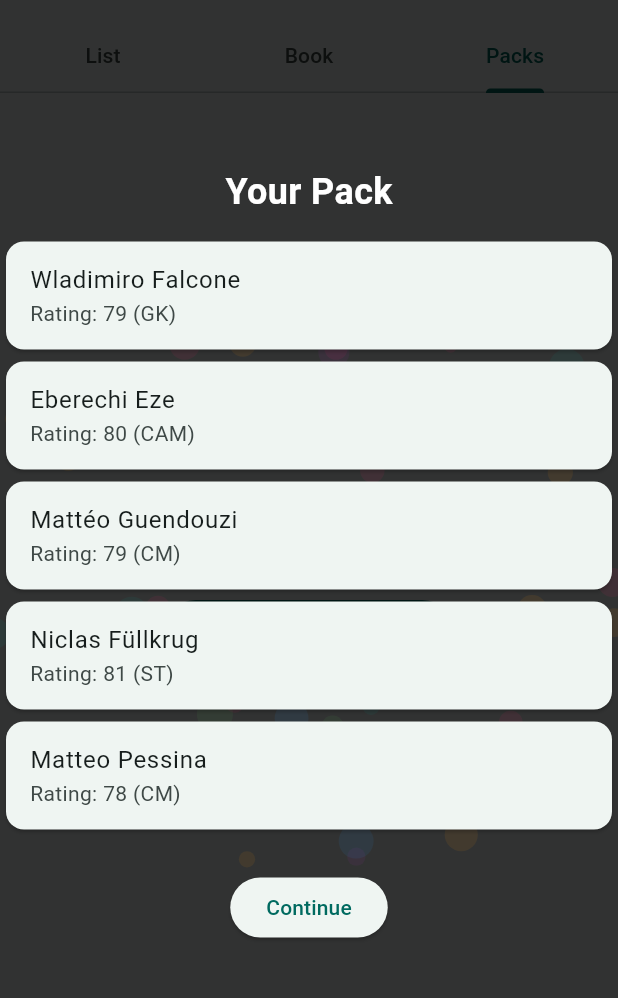
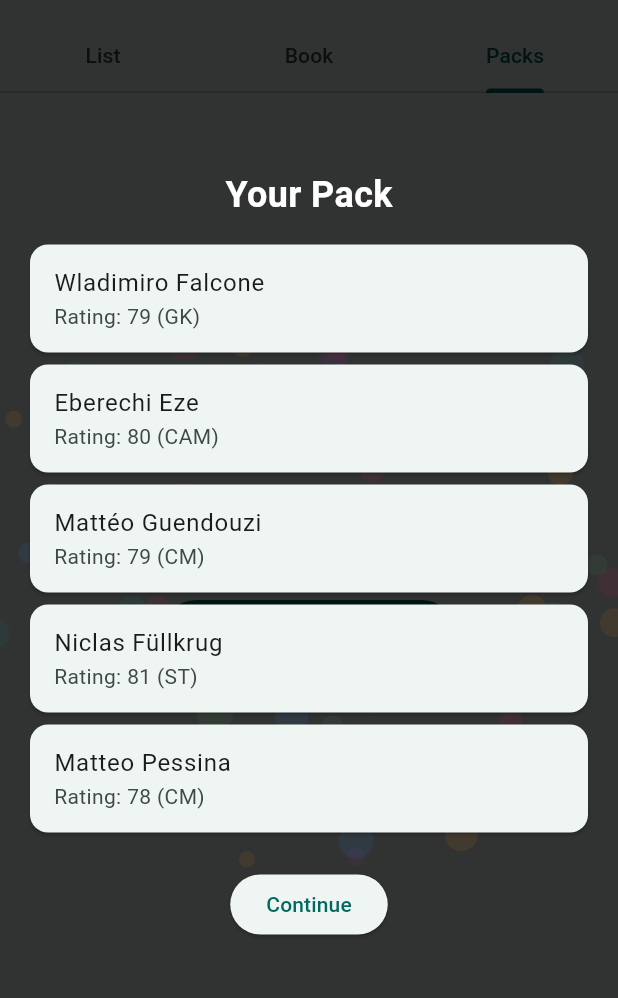
Before and after one commit to steviegsb-ctrl/Sticker-book-, a Flutter app: the screen it shows after launch, tab 3 chosen, after a tap on "Open 5-Sticker Pack", on a phone screen of 412 x 824 dp, the part 63-1061 px from its top. Run offline on Flutter 3.47's test engine with Material 3 defaults, Android fonts, the phone set to English and light mode, and no system bars; our stand-ins replace shared_preferences.

Commit message:
Update main.dart

```diff
--- a/lib/main.dart
+++ b/lib/main.dart
@@ -7,7 +7,7 @@ import 'package:url_launcher/url_launcher.dart';
 
 void main() => runApp(const _AppShell());
 
-/// Root app with theme toggle
+/// Root app with simple light/dark/system toggle persisted.
 class _AppShell extends StatefulWidget {
   const _AppShell({super.key});
   @override
@@ -33,9 +33,7 @@ class _AppShellState extends State<_AppShell> {
 
   Future<void> _setTheme(ThemeMode m) async {
     final sp = await SharedPreferences.getInstance();
-    await sp.setString(
-        'themeMode',
-        switch (m) { ThemeMode.light => 'light', ThemeMode.dark => 'dark', _ => 'system' });
+    await sp.setString('themeMode', switch (m) { ThemeMode.light => 'light', ThemeMode.dark => 'dark', _ => 'system' });
     setState(() => _mode = m);
   }
 
@@ -53,15 +51,13 @@ class _AppShellState extends State<_AppShell> {
         colorScheme: ColorScheme.fromSeed(seedColor: Colors.teal, brightness: Brightness.dark),
         useMaterial3: true,
       ),
-      home: StickerHome(
-        mode: _mode,
-        onChangeTheme: (next) => _setTheme(next),
-      ),
+      home: StickerHome(mode: _mode, onChangeTheme: _setTheme),
     );
   }
 }
 
-/// === DATA MODEL ===
+/* ============================ DATA MODEL ============================ */
+
 class Player {
   final String name;
   final String rating;
@@ -69,7 +65,8 @@ class Player {
   const Player(this.name, this.rating, this.position);
 }
 
-/// === HOME WITH 3 TABS ===
+/* ============================ HOME SCREEN =========================== */
+
 class StickerHome extends StatefulWidget {
   final ThemeMode mode;
   final ValueChanged<ThemeMode> onChangeTheme;
@@ -81,36 +78,48 @@ class StickerHome extends StatefulWidget {
 
 class _StickerHomeState extends State<StickerHome> {
   final rng = Random();
+
   List<Player> all = [];
   Set<String> owned = {};
-  String query = '';
+  String q = '';
   List<Player> lastPack = [];
 
   @override
   void initState() {
     super.initState();
-    _loadData();
+    _init();
   }
 
-  Future<void> _loadData() async {
+  Future<void> _init() async {
+    await _loadPlayers();
+    await _loadOwned();
+    setState(() {});
+  }
+
+  Future<void> _loadPlayers() async {
+    // expects assets/players.csv with header: name,rating,position
     final raw = await rootBundle.loadString('assets/players.csv');
-    final lines = const LineSplitter().convert(raw).where((l) => l.trim().isNotEmpty).toList();
+    final lines = const LineSplitter()
+        .convert(raw)
+        .where((l) => l.trim().isNotEmpty)
+        .toList();
     if (lines.isEmpty) return;
-    final header = lines.first.split(',').map((e) => e.trim()).toList();
-    final iName = header.indexOf('name');
-    final iRating = header.indexOf('rating');
-    final iPos = header.indexOf('position');
+
+    final headers = lines.first.split(',').map((s) => s.trim().toLowerCase()).toList();
+    int ix(String k) => headers.indexOf(k);
+
+    final iName = ix('name'), iRating = ix('rating'), iPos = ix('position');
 
     all = lines.skip(1).map((l) {
       final c = l.split(',');
       String at(int i) => (i >= 0 && i < c.length) ? c[i].trim() : '';
       return Player(at(iName), at(iRating), at(iPos));
     }).where((p) => p.name.isNotEmpty).toList();
+  }
 
+  Future<void> _loadOwned() async {
     final sp = await SharedPreferences.getInstance();
     owned = (sp.getStringList('owned') ?? []).toSet();
-
-    setState(() {});
   }
 
   Future<void> _saveOwned() async {
@@ -119,12 +128,13 @@ class _StickerHomeState extends State<StickerHome> {
   }
 
   List<Player> get filtered {
-    if (query.trim().isEmpty) return all;
-    final s = query.toLowerCase();
+    if (q.trim().isEmpty) return all;
+    final s = q.toLowerCase();
     return all.where((p) =>
       p.name.toLowerCase().contains(s) ||
       p.position.toLowerCase().contains(s) ||
-        p.rating.toLowerCase().contains(s)).toList();
+      p.rating.toLowerCase().contains(s)
+    ).toList();
   }
 
   Future<void> _openFutbin(String name) async {
@@ -134,40 +144,26 @@ class _StickerHomeState extends State<StickerHome> {
     }
   }
 
-  void _openPack() {
+  ThemeMode _nextTheme(ThemeMode m) => m == ThemeMode.system ? ThemeMode.light : (m == ThemeMode.light ? ThemeMode.dark : ThemeMode.system);
+  Icon _themeIcon(ThemeMode m) => Icon(m == ThemeMode.system ? Icons.brightness_auto : m == ThemeMode.light ? Icons.light_mode : Icons.dark_mode);
+
+  void _openPack({int size = 5}) {
     if (all.isEmpty) return;
     final pool = [...all]..shuffle(rng);
-    lastPack = pool.take(5).toList();
+    lastPack = pool.take(size).toList();
 
-    // auto-add all pulled players into album
-    for (var p in lastPack) {
+    // Auto-add all pulled players to collection
+    for (final p in lastPack) {
       owned.add(p.name);
     }
     _saveOwned();
     setState(() {});
 
-    // show full-screen reveal
+    // Full-screen reveal
     Navigator.of(context).push(PageRouteBuilder(
       opaque: false,
-      pageBuilder: (_, __, ___) => PackRevealScreen(
-        pack: lastPack,
-        onOpenFutbin: _openFutbin,
-      ),
+      pageBuilder: (_, __, ___) => PackRevealScreen(pack: lastPack, onFutbin: _openFutbin),
     ));
-  }
-
-  ThemeMode _nextTheme(ThemeMode m) {
-    if (m == ThemeMode.system) return ThemeMode.light;
-    if (m == ThemeMode.light) return ThemeMode.dark;
-    return ThemeMode.system;
-  }
-
-  Icon _themeIcon(ThemeMode m) {
-    return Icon(
-      m == ThemeMode.system ? Icons.brightness_auto :
-      m == ThemeMode.light  ? Icons.light_mode :
-                              Icons.dark_mode
-    );
   }
 
   @override
@@ -187,18 +183,25 @@ class _StickerHomeState extends State<StickerHome> {
               onPressed: () => widget.onChangeTheme(_nextTheme(widget.mode)),
             ),
           ],
-          bottom: const TabBar(
-            tabs: [
+          bottom: const TabBar(tabs: [
             Tab(text: 'List'),
             Tab(text: 'Book'),
             Tab(text: 'Packs'),
-            ],
+          ]),
         ),
+        body: TabBarView(children: [
+          _listTab(),
+          _bookTab(),
+          _packsTab(),
+        ]),
       ),
-        body: TabBarView(
-          children: [
-            // LIST TAB
-            Column(
+    );
+  }
+
+  /* ------------------------------ TABS ------------------------------ */
+
+  Widget _listTab() {
+    return Column(
       children: [
         Padding(
           padding: const EdgeInsets.all(12),
@@ -208,7 +211,7 @@ class _StickerHomeState extends State<StickerHome> {
               prefixIcon: const Icon(Icons.search),
               border: OutlineInputBorder(borderRadius: BorderRadius.circular(14)),
             ),
-                    onChanged: (v) => setState(() => query = v),
+            onChanged: (v) => setState(() => q = v),
           ),
         ),
         Expanded(
@@ -228,10 +231,11 @@ class _StickerHomeState extends State<StickerHome> {
           ),
         ),
       ],
-            ),
+    );
+  }
 
-            // BOOK TAB
-            LayoutBuilder(
+  Widget _bookTab() {
+    return LayoutBuilder(
       builder: (ctx, c) {
         final cols = (c.maxWidth ~/ 120).clamp(2, 4);
         return GridView.builder(
@@ -259,7 +263,7 @@ class _StickerHomeState extends State<StickerHome> {
                   ),
                   color: have
                       ? Colors.teal.withOpacity(0.15)
-                              : Theme.of(context).colorScheme.surfaceVariant.withOpacity(0.3),
+                      : Theme.of(context).colorScheme.surfaceVariant.withOpacity(0.30),
                 ),
                 padding: const EdgeInsets.all(10),
                 child: Column(
@@ -272,20 +276,20 @@ class _StickerHomeState extends State<StickerHome> {
                           style: TextStyle(
                             fontSize: 28,
                             fontWeight: FontWeight.w700,
-                                    color: have
-                                        ? Colors.teal
-                                        : Theme.of(context).colorScheme.onSurfaceVariant,
+                            color: have ? Colors.teal : Theme.of(context).colorScheme.onSurfaceVariant,
                           ),
                         ),
                       ),
                     ),
-                            Text(
-                              p.name,
+                    Text(p.name,
                         maxLines: 2,
                         overflow: TextOverflow.ellipsis,
-                              style: const TextStyle(fontWeight: FontWeight.w600),
-                            ),
-                            Text('⭐ ${p.rating}'),
+                        style: const TextStyle(fontWeight: FontWeight.w600)),
+                    Text('⭐ ${p.rating}',
+                        style: TextStyle(
+                          color: Theme.of(context).colorScheme.primary,
+                          fontWeight: FontWeight.w600,
+                        )),
                   ],
                 ),
               ),
@@ -293,37 +297,35 @@ class _StickerHomeState extends State<StickerHome> {
           },
         );
       },
-            ),
+    );
+  }
 
-            // PACKS TAB
-            Center(
+  Widget _packsTab() {
+    return Center(
       child: FilledButton.icon(
-                onPressed: _openPack,
+        onPressed: () => _openPack(size: 5),
         icon: const Icon(Icons.card_giftcard),
         label: const Padding(
           padding: EdgeInsets.symmetric(vertical: 12),
           child: Text('Open 5-Sticker Pack'),
         ),
       ),
-            ),
-          ],
-        ),
-      ),
     );
   }
 }
 
-/// === FULLSCREEN PACK REVEAL SCREEN ===
+/* ======================= FULL-SCREEN PACK REVEAL ======================= */
+
 class PackRevealScreen extends StatefulWidget {
   final List<Player> pack;
-  final Future<void> Function(String) onOpenFutbin;
-  const PackRevealScreen({super.key, required this.pack, required this.onOpenFutbin});
+  final Future<void> Function(String) onFutbin;
+  const PackRevealScreen({super.key, required this.pack, required this.onFutbin});
+
   @override
   State<PackRevealScreen> createState() => _PackRevealScreenState();
 }
 
-class _PackRevealScreenState extends State<PackRevealScreen>
-    with SingleTickerProviderStateMixin {
+class _PackRevealScreenState extends State<PackRevealScreen> with SingleTickerProviderStateMixin {
   late final AnimationController ctrl;
   late final List<_Particle> parts;
 
@@ -345,7 +347,7 @@ class _PackRevealScreenState extends State<PackRevealScreen>
   @override
   Widget build(BuildContext context) {
     return Scaffold(
-      backgroundColor: Colors.black.withOpacity(0.8),
+      backgroundColor: Colors.black.withOpacity(0.80),
       body: Stack(
         children: [
           Positioned.fill(
@@ -355,6 +357,8 @@ class _PackRevealScreenState extends State<PackRevealScreen>
             ),
           ),
           Center(
+            child: Padding(
+              padding: const EdgeInsets.symmetric(horizontal: 16),
               child: Column(
                 mainAxisAlignment: MainAxisAlignment.center,
                 children: [
@@ -367,18 +371,18 @@ class _PackRevealScreenState extends State<PackRevealScreen>
                       child: Card(
                         child: ListTile(
                           title: Text(widget.pack[i].name),
-                        subtitle: Text(
-                            'Rating: ${widget.pack[i].rating} (${widget.pack[i].position})'),
-                        onLongPress: () => widget.onOpenFutbin(widget.pack[i].name),
+                          subtitle: Text('Rating: ${widget.pack[i].rating} (${widget.pack[i].position})'),
+                          onLongPress: () => widget.onFutbin(widget.pack[i].name),
                         ),
                       ),
                     ),
-                const SizedBox(height: 24),
+                  const SizedBox(height: 20),
                   ElevatedButton(
+                    onPressed: () => Navigator.pop(context),
                     child: const Text('Continue'),
-                  onPressed: () => Navigator.pop(context),
+                  )
+                ],
               ),
-              ],
             ),
           ),
         ],
@@ -387,9 +391,10 @@ class _PackRevealScreenState extends State<PackRevealScreen>
   }
 }
 
-/// helper classes for stagger + particles
+/* ===================== ANIMATION UTILITIES ===================== */
+
 class _Stagger extends StatefulWidget {
-  final int delay;
+  final int delay; // ms
   final Widget child;
   const _Stagger({required this.delay, required this.child});
   @override
@@ -401,7 +406,7 @@ class _StaggerState extends State<_Stagger> with SingleTickerProviderStateMixin
   @override
   void initState() {
     super.initState();
-    Future.delayed(Duration(milliseconds: widget.delay), () => mounted ? c.forward() : null);
+    Future.delayed(Duration(milliseconds: widget.delay), () { if (mounted) c.forward(); });
   }
   @override
   void dispose() { c.dispose(); super.dispose(); }
@@ -430,7 +435,7 @@ class _Particle {
 }
 class _BurstPainter extends CustomPainter {
   final List<_Particle> ps;
-  final double t;
+  final double t; // 0..1
   _BurstPainter(this.ps, this.t);
   @override
   void paint(Canvas c, Size s) {
@@ -443,5 +448,5 @@ class _BurstPainter extends CustomPainter {
     }
   }
   @override
-  bool shouldRepaint(covariant _BurstPainter old) => old.t != t;
+  bool shouldRepaint(covariant _BurstPainter old) => old.t != t || old.ps != ps;
 }
```
Lines whose indentation alone changed are shown as unchanged.
